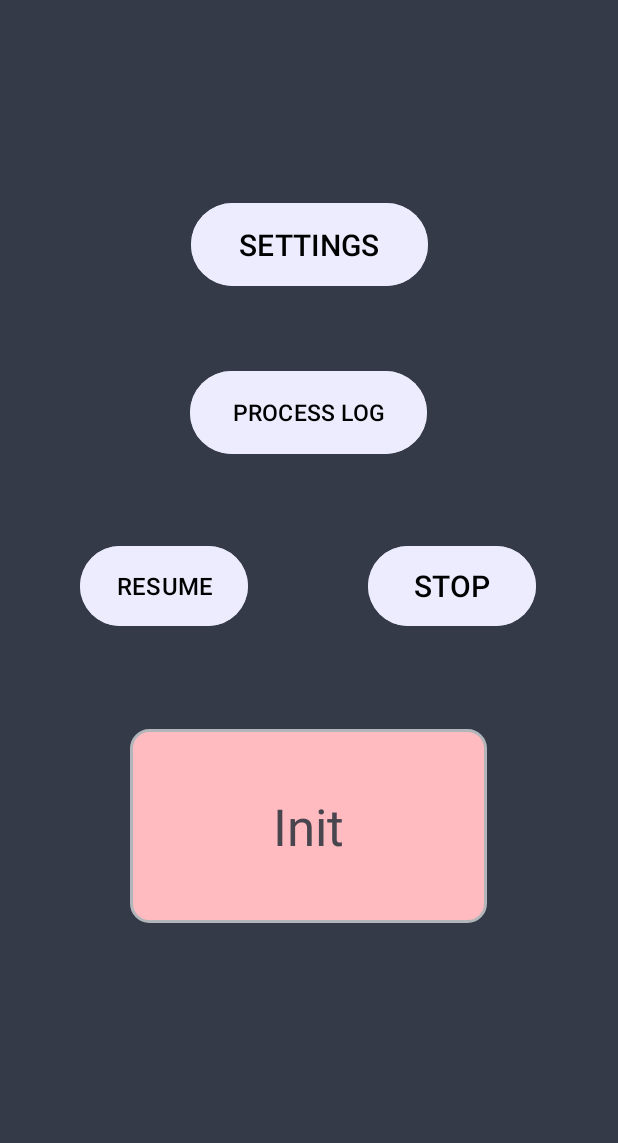
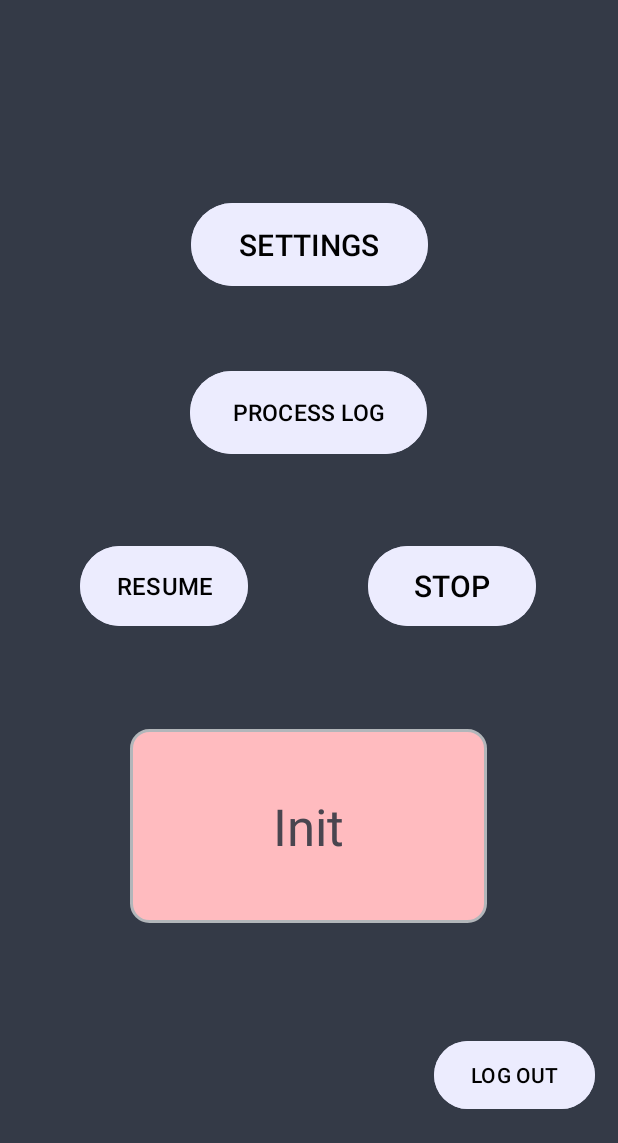
Before and after one commit to UNLAM-SOA/2025-SOA-Q2-M5, an Android app: the screen it shows after launch (MainActivity), on a phone screen of 412 x 824 dp, the part 93-1236 px from its top. Run offline under Robolectric (Android 15) with nearby library versions, the phone set to English and light mode, and no system bars.

Commit message:
Limpieza y correcciones

```diff
--- a/Android/app/src/main/java/com/example/prodlineclassifier/MainActivity.java
+++ b/Android/app/src/main/java/com/example/prodlineclassifier/MainActivity.java
@@ -42,6 +42,7 @@ public class MainActivity extends AppCompatActivity {
     public Button btnStartMain;
     public Button btnStopMain;
     public Button btnProcessLogMain;
+    public Button btnLogOut;
     public TextView txtViewSystemStatus;
     public String systemStatus;
     private MQTTBroadcastReceiver mqttReceiver;
@@ -53,12 +54,16 @@ public class MainActivity extends AppCompatActivity {
         EdgeToEdge.enable(this);
         setContentView(R.layout.activity_main);
 
+        SharedPreferences prefsSession = getSharedPreferences("AdafruitPrefs", MODE_PRIVATE);
+        String username = prefsSession.getString("username", null);
+        String aioKey = prefsSession.getString("aioKey", null);
+
         sessionConfig();
 
         // Registrar receiver para recibir mensajes del servicio
         mqttReceiver = new MQTTBroadcastReceiver();
         IntentFilter filter = new IntentFilter();
-        filter.addAction(Constants.CREDENTIALS_ERROR);
+        filter.addAction("MQTT_MESSAGE_RECEIVED");
         registerReceiver(mqttReceiver,
                          filter,
                          Context.RECEIVER_EXPORTED);
@@ -93,6 +98,14 @@ public class MainActivity extends AppCompatActivity {
 
         btnStopMain.setOnClickListener(v -> {
             updateSysStatus(getString(R.string.info_sysstat_stop_main), Constants.UPDATE_SYSSTAT_SOURCE_MAIN);
+        });
+
+        btnLogOut = findViewById(R.id.btn_log_out_main);
+
+        btnLogOut.setOnClickListener(v -> {
+            // Intent para abrir Settings.java
+            closeSession();
+            sessionConfig();
         });
 
         ViewCompat.setOnApplyWindowInsetsListener(findViewById(R.id.main), (v, insets) -> {
@@ -141,6 +154,9 @@ public class MainActivity extends AppCompatActivity {
             editor.putString("aioKey", aioKeySession);
             editor.apply();
 
+
+            Log.d("Main", "user " + usernameSession);
+            Log.d("Main", "aiok " + aioKeySession);
             // Iniciar el servicio MQTT
             // Intent serviceIntent = new Intent(this, MQTTService.class);
             // startService(serviceIntent);
@@ -172,6 +188,14 @@ public class MainActivity extends AppCompatActivity {
                 sessionConfig();
             }
         });
+    }
+
+    private void closeSession() {
+        SharedPreferences prefs = getSharedPreferences("AdafruitPrefs", Context.MODE_PRIVATE);
+        SharedPreferences.Editor editor = prefs.edit();
+        editor.clear();
+        editor.apply();
+        Toast.makeText(this, "Session closed", Toast.LENGTH_SHORT).show();
     }
 
     private void updateSysStatus(String newSystemStatus, String source) {
--- a/Android/app/src/main/java/com/example/prodlineclassifier/SettingsActivity.java
+++ b/Android/app/src/main/java/com/example/prodlineclassifier/SettingsActivity.java
@@ -33,6 +33,7 @@ import mqtt.MQTTManager;
 import mqtt.MQTTService;
 import mqtt.viewmodel.MQTTViewModel;
 import observer.topicmanager.ConveyorBeltSpeedListener;
+import observer.topicmanager.ErrorListener;
 import observer.topicmanager.TopicPublisher;
 import okhttp3.Call;
 import okhttp3.Callback;
@@ -70,6 +71,7 @@ public class SettingsActivity extends AppCompatActivity {
         setViewModelResponses();
 
         TopicPublisher.events.subscribe(username + "/feeds/dcengine", new ConveyorBeltSpeedListener<>(mqttViewModel));
+        TopicPublisher.events.subscribe(Constants.CREDENTIALS_ERROR, new ErrorListener<>(mqttViewModel));
 
         mqttReceiver = new MQTTBroadcastReceiver();
         registerReceiver(mqttReceiver,
@@ -142,6 +144,10 @@ public class SettingsActivity extends AppCompatActivity {
             if (mqttMsg.topic.equals(Constants.DC_ENGINE_FEED_KEY)) {
                 txtViewCurrentConvBeltSpeed.setText(mqttMsg.message);
             }
+            if (mqttMsg.topic.equals(Constants.CREDENTIALS_ERROR)) {
+                Toast.makeText(this, "Invalid credentials, please try again", Toast.LENGTH_SHORT).show();
+                finish();
+            }
         });
     }
 
--- a/Android/app/src/main/java/mqtt/MQTTService.java
+++ b/Android/app/src/main/java/mqtt/MQTTService.java
@@ -79,6 +79,7 @@ public class MQTTService extends Service implements MQTTListener {
 
     @Override
     public int onStartCommand(Intent intent, int flags, int startId) {
+        Log.d("OnStartCommand", "try onStartCommand");
         if (intent != null) {
             username = intent.getStringExtra("username");
             AIOKey = intent.getStringExtra("aio_key");
--- a/Android/app/src/main/res/layout/activity_main.xml
+++ b/Android/app/src/main/res/layout/activity_main.xml
@@ -101,4 +101,19 @@
         app:layout_constraintTop_toTopOf="parent"
         app:layout_constraintVertical_bias="0.789" />
 
+    <Button
+        android:id="@+id/btn_log_out_main"
+        android:layout_width="107dp"
+        android:layout_height="53dp"
+        android:backgroundTint="#F2ECECFF"
+        android:text="@string/log_out"
+        android:textAllCaps="true"
+        android:textColor="#000000"
+        app:layout_constraintBottom_toBottomOf="parent"
+        app:layout_constraintEnd_toEndOf="parent"
+        app:layout_constraintHorizontal_bias="0.95"
+        app:layout_constraintStart_toStartOf="parent"
+        app:layout_constraintTop_toTopOf="parent"
+        app:layout_constraintVertical_bias="0.976" />
+
 </androidx.constraintlayout.widget.ConstraintLayout>
--- a/Android/app/src/main/res/values/strings.xml
+++ b/Android/app/src/main/res/values/strings.xml
@@ -16,4 +16,5 @@
     <string name="hint_AIO_key">AIO key</string>
     <string name="connect_to_adafruit_io">Connect to Adafruit IO</string>
     <string name="connect">Connect</string>
+    <string name="log_out">Log out</string>
 </resources>
```
